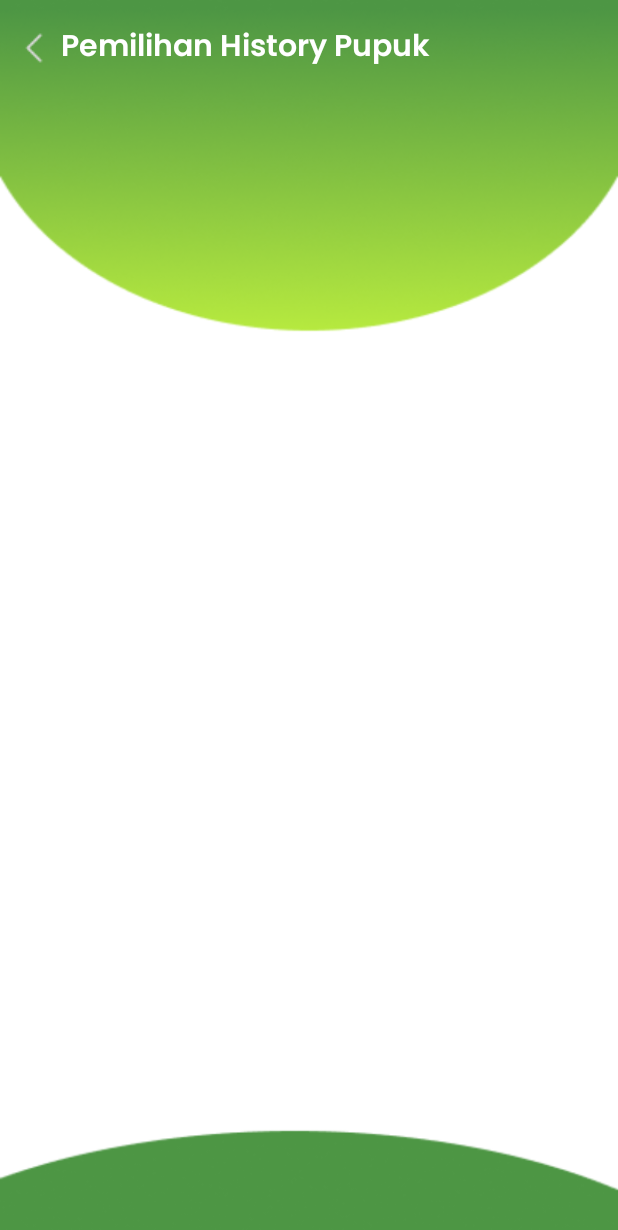
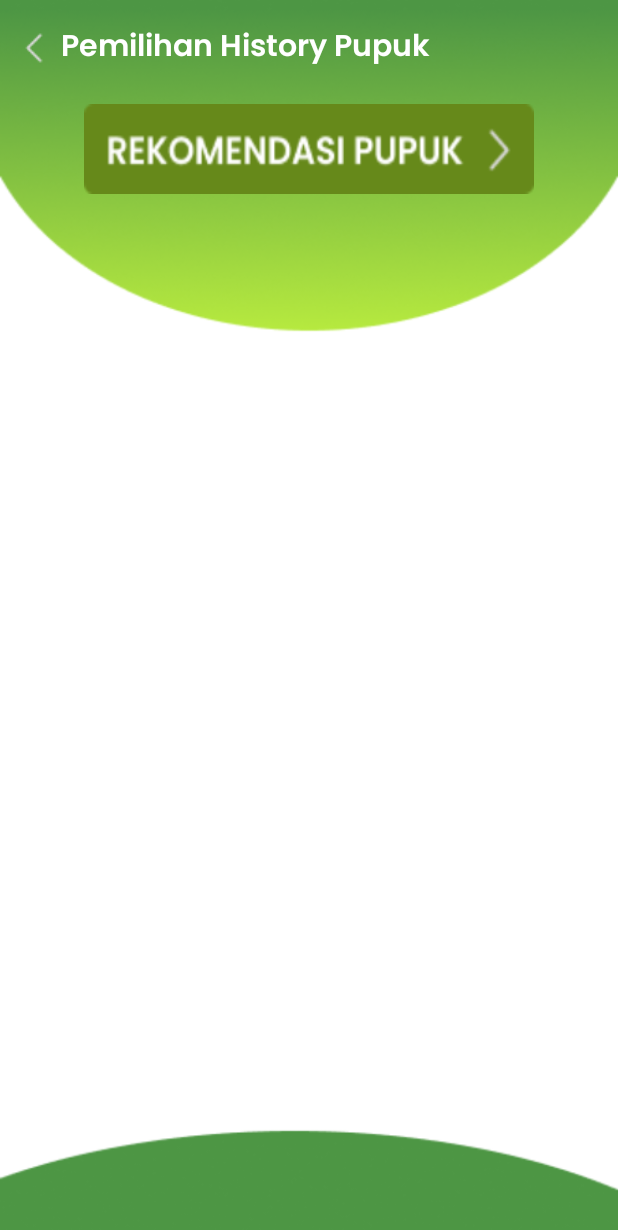
Before and after one commit to PranetaDwi/smilling_app, an Android app: the PemilihanHistoryActivity screen opened directly, with no data from a screen before it, on a phone screen of 412 x 824 dp. Shown: the top 1230 px of the screen. Run offline under Robolectric (Android 15) with nearby library versions, the phone set to English and light mode, and no system bars; our stand-ins replace Firebase (no records; nobody signed in at launch, a user with empty details on screens opened directly).

Commit message:
rebuild hasil rekomendasi

```diff
--- a/app/src/main/java/com/example/smilling_app/home/PemilihanHistoryActivity.kt
+++ b/app/src/main/java/com/example/smilling_app/home/PemilihanHistoryActivity.kt
@@ -27,6 +27,10 @@ class PemilihanHistoryActivity : AppCompatActivity() {
 
         dataList = mutableListOf()
         sensorDataAdapter = SensorDataAdapter(dataList)
+
+        binding.buttonRekomendasiPupuk.setOnClickListener{
+
+        }
 
         // Set layout manager and adapter for RecyclerView
         binding.sensorDataLists.apply {
--- a/app/src/main/res/layout/activity_hasil_rekomendasi.xml
+++ b/app/src/main/res/layout/activity_hasil_rekomendasi.xml
@@ -62,7 +62,7 @@
                 <TextView
                     android:layout_width="wrap_content"
                     android:layout_height="wrap_content"
-                    android:text="16.16.15"
+                    android:text="12.10.15"
                     android:fontFamily="@font/poppins_extra_bold"
                     android:layout_gravity="center_vertical"
                     android:textSize="25sp"
@@ -114,12 +114,13 @@
                 <TextView
                     android:layout_width="wrap_content"
                     android:layout_height="wrap_content"
-                    android:text="Pupuk Merah"
+                    android:text="Kadar Pupuk"
                     android:fontFamily="@font/poppins_extra_bold"
                     android:textSize="15dp"
                     />
 
                 <TextView
+                    android:id="@+id/hasilKadar"
                     android:layout_width="wrap_content"
                     android:layout_height="wrap_content"
                     android:text="Pupuk ini merupakan pupuk serba guna"
--- a/app/src/main/res/layout/activity_pemilihan_history.xml
+++ b/app/src/main/res/layout/activity_pemilihan_history.xml
@@ -34,6 +34,14 @@
             android:layout_marginLeft="5dp"/>
     </LinearLayout>
 
+    <androidx.appcompat.widget.AppCompatButton
+        android:id="@+id/buttonRekomendasiPupuk"
+        android:layout_width="300dp"
+        android:layout_height="60dp"
+        android:layout_gravity="center_horizontal"
+        android:layout_marginTop="20dp"
+        android:background="@drawable/button_rekomendasi_pupuk"/>
+
     <androidx.recyclerview.widget.RecyclerView
         android:id="@+id/sensorDataLists"
         android:layout_marginTop="30dp"
```
Also changed, not shown: app/src/main/java/com/example/smilling_app/ai/LinearModelHandler.kt (added, +49 -0 lines), app/src/main/java/com/example/smilling_app/home/HasilRekomendasiActivity.kt (+9 -7 lines), app/src/main/res/drawable/button_rekomendasi_pupuk.png (added).
